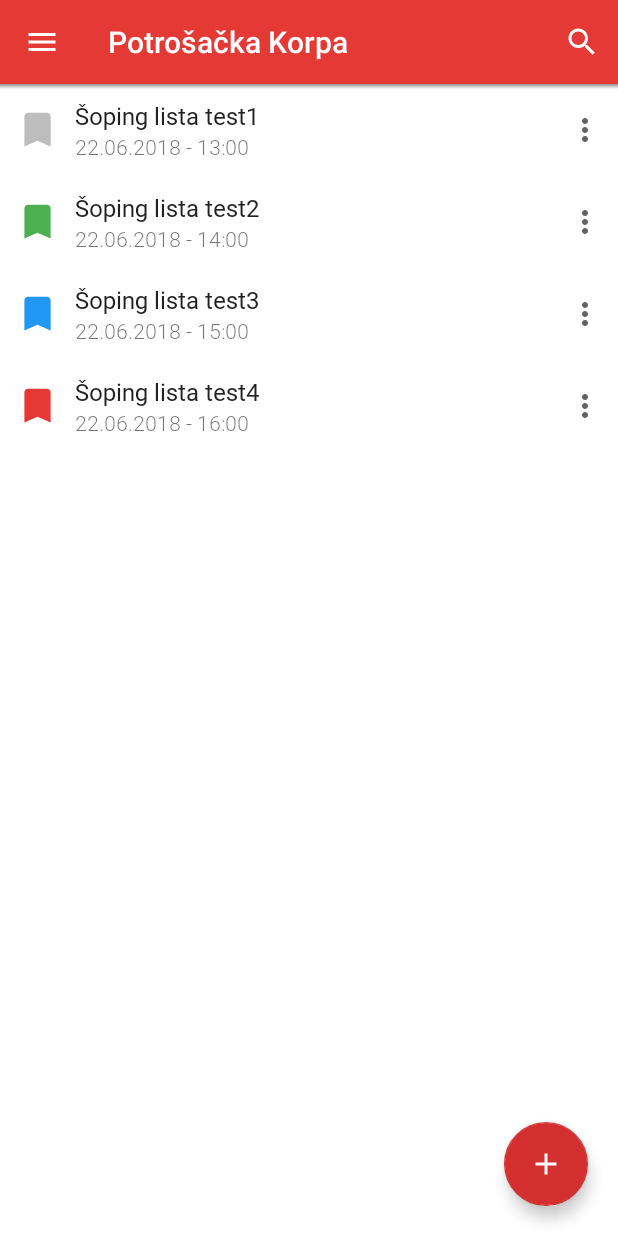
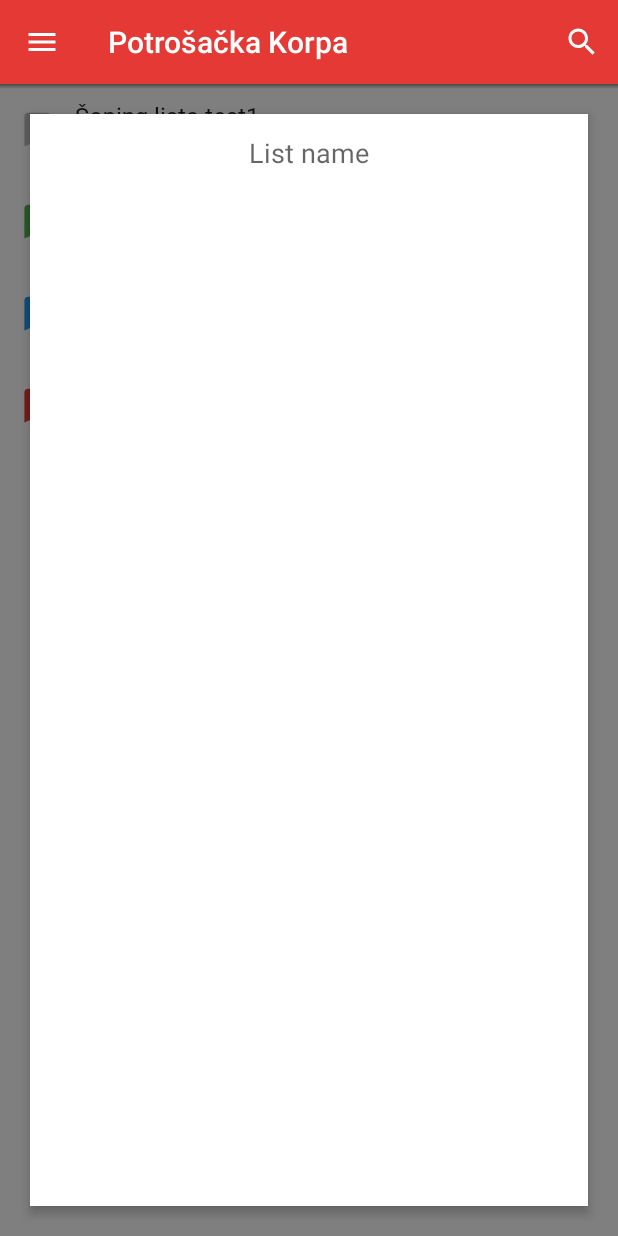
Before and after one commit to savked/Potrosacka-Korpa, an Android app: the screen it shows after launch (HomeActivity), after a tap on an icon or button, on a phone screen of 412 x 824 dp. Run offline under Robolectric (Android 15) with nearby library versions, the phone set to English and light mode, and no system bars.

Commit message:
Added new list fragment

```diff
--- a/app/build.gradle
+++ b/app/build.gradle
@@ -27,6 +27,11 @@ dependencies {
     // Material Design
     //implementation 'com.google.android.material:material:1.0.0-alpha1'
 
+    // ViewModel and LiveData
+    implementation 'android.arch.lifecycle:extensions:1.1.1'
+    // Room
+    implementation "android.arch.persistence.room:runtime:1.1.1"
+
     androidTestImplementation 'com.android.support.test:runner:1.0.2'
     androidTestImplementation 'com.android.support.test.espresso:espresso-core:3.0.2'
     implementation 'com.android.support:design:27.1.1'
--- a/app/src/main/AndroidManifest.xml
+++ b/app/src/main/AndroidManifest.xml
@@ -9,14 +9,14 @@
         android:roundIcon="@mipmap/ic_launcher_round"
         android:supportsRtl="true"
         android:theme="@style/AppTheme">
-        <activity android:name=".Screens.Activites.SplashActivity" android:theme="@style/SplashTheme">
+        <activity android:name=".SplashActivity" android:theme="@style/SplashTheme">
             <intent-filter>
                 <action android:name="android.intent.action.MAIN" />
 
                 <category android:name="android.intent.category.LAUNCHER" />
             </intent-filter>
         </activity>
-        <activity android:name=".Screens.Activites.HomeActivity"></activity>
+        <activity android:name=".HomeActivity"></activity>
     </application>
 
 </manifest>
--- a/app/src/main/java/pk/company/potrosackakorpa/Screens/Activites/HomeActivity.java
+++ b/app/src/main/java/pk/company/potrosackakorpa/HomeActivity.java
@@ -1,10 +1,13 @@
-package pk.company.potrosackakorpa.Screens.Activites;
+package pk.company.potrosackakorpa;
 
+import android.animation.Animator;
 import android.content.Context;
 import android.os.Handler;
 import android.support.annotation.NonNull;
 import android.support.design.widget.FloatingActionButton;
 import android.support.design.widget.NavigationView;
+import android.support.v4.app.FragmentManager;
+import android.support.v4.app.FragmentTransaction;
 import android.support.v4.view.GravityCompat;
 import android.support.v4.widget.DrawerLayout;
 import android.support.v7.app.ActionBar;
@@ -16,30 +19,29 @@ import android.support.v7.widget.Toolbar;
 import android.view.Menu;
 import android.view.MenuItem;
 import android.view.View;
+import android.widget.FrameLayout;
 import android.widget.Toast;
 
 import java.util.ArrayList;
-
-import pk.company.potrosackakorpa.Adapters.ListsAdapter;
-import pk.company.potrosackakorpa.Models.Lists;
-import pk.company.potrosackakorpa.R;
 
 public class HomeActivity extends AppCompatActivity {
 
     private Context context = this;
 
-    private Toolbar toolbar;
     private DrawerLayout mDrawerLayout;
 
     private RecyclerView mRecyclerView;
-    private RecyclerView.LayoutManager mLayoutManager;
 
     private ArrayList<Lists> lists = new ArrayList<>();
 
     private FloatingActionButton floatingActionButton;
 
+    private NewListFragment newListFragment;
+    private View fadeBackground;
 
-    private boolean pressedTwice = false;
+
+    private boolean pressedTwice = false; // used in onBackPressed to let user exit the app with two clicks on back button
+    private boolean isNewListVisible = false; // used to see if the "NewListFragment" is visible
 
     @Override
     protected void onCreate(Bundle savedInstanceState) {
@@ -72,13 +74,24 @@ public class HomeActivity extends AppCompatActivity {
 
         mRecyclerView.setAdapter(listAdapter);
 
-        //
-
         // FAB Handling
         floatingActionButton.setOnClickListener(new View.OnClickListener() {
             @Override
             public void onClick(View v) {
-                // Start A Screen/Fragment for New List
+                if (!isNewListVisible) {
+                    isNewListVisible = true;
+                    FragmentManager fragmentManager = getSupportFragmentManager();
+                    FragmentTransaction fragmentTransaction = fragmentManager.beginTransaction();
+
+                    newListFragment = new NewListFragment();
+                    fragmentTransaction.add(R.id.fragment_container, newListFragment);
+                    fragmentTransaction.commit();
+
+                    fadeBackground.setVisibility(View.VISIBLE);
+                    fadeBackground.animate().alpha(0.5f);
+
+                    floatingActionButton.setVisibility(View.GONE);
+                }
             }
         });
     }
@@ -100,14 +113,16 @@ public class HomeActivity extends AppCompatActivity {
     }
 
     public void initToolBar() {
-        toolbar = (Toolbar) findViewById(R.id.homeToolBar);
+        Toolbar toolbar = findViewById(R.id.homeToolBar);
         setSupportActionBar(toolbar);
         toolbar.setTitle(R.string.homeToolBarTitle);
 
         ActionBar actionBar = getSupportActionBar();
 
+        if (actionBar != null) {
             actionBar.setDisplayHomeAsUpEnabled(true);
             actionBar.setHomeAsUpIndicator(R.drawable.ic_menu);
+        }
 
         toolbar.inflateMenu(R.menu.home_toolbar_menu);
 
@@ -133,17 +148,19 @@ public class HomeActivity extends AppCompatActivity {
 
     private void initViews() {
         mDrawerLayout = findViewById(R.id.drawer_layout);
-        mRecyclerView = (RecyclerView) findViewById(R.id.listsListView);
-        floatingActionButton = (FloatingActionButton) findViewById(R.id.floatingActionButton);
+        mRecyclerView = findViewById(R.id.listsListView);
+        floatingActionButton = findViewById(R.id.floatingActionButton);
+        fadeBackground = findViewById(R.id.fadeBackground);
 
         mRecyclerView.setHasFixedSize(true);
 
-        mLayoutManager = new LinearLayoutManager(this);
+        RecyclerView.LayoutManager mLayoutManager = new LinearLayoutManager(this);
         mRecyclerView.setLayoutManager(mLayoutManager);
     }
 
     @Override
     public void onBackPressed() {
+        if (!isNewListVisible) {
             if (pressedTwice) {
                 super.onBackPressed();
                 this.finishAffinity();
@@ -158,5 +175,20 @@ public class HomeActivity extends AppCompatActivity {
                     pressedTwice = false;
                 }
             }, 2000);
+        } else {
+            floatingActionButton.setVisibility(View.VISIBLE);
+            fadeBackground.animate().alpha(0.0f);
+            fadeBackground.setVisibility(View.GONE);
+            isNewListVisible = false;
+
+
+            FragmentManager fragmentManager = getSupportFragmentManager();
+            FragmentTransaction fragmentTransaction = fragmentManager.beginTransaction();
+
+            fragmentTransaction.remove(newListFragment);
+            fragmentTransaction.commit();
+
+
         }
     }
+}
--- a/app/src/main/java/pk/company/potrosackakorpa/Models/Lists.java
+++ b/app/src/main/java/pk/company/potrosackakorpa/Lists.java
@@ -1,4 +1,4 @@
-package pk.company.potrosackakorpa.Models;
+package pk.company.potrosackakorpa;
 
 public class Lists {
     private String name;
--- a/app/src/main/java/pk/company/potrosackakorpa/Adapters/ListsAdapter.java
+++ b/app/src/main/java/pk/company/potrosackakorpa/ListsAdapter.java
@@ -1,4 +1,4 @@
-package pk.company.potrosackakorpa.Adapters;
+package pk.company.potrosackakorpa;
 
 import android.content.Context;
 import android.support.annotation.NonNull;
@@ -10,9 +10,6 @@ import android.widget.ImageView;
 import android.widget.TextView;
 
 import java.util.ArrayList;
-
-import pk.company.potrosackakorpa.Models.Lists;
-import pk.company.potrosackakorpa.R;
 
 public class ListsAdapter extends RecyclerView.Adapter<ListsAdapter.ViewHolder> {
 
--- /dev/null
+++ b/app/src/main/java/pk/company/potrosackakorpa/NewListFragment.java
@@ -0,0 +1,24 @@
+package pk.company.potrosackakorpa;
+
+import android.os.Bundle;
+import android.support.annotation.NonNull;
+import android.support.annotation.Nullable;
+import android.support.v4.app.Fragment;
+import android.view.LayoutInflater;
+import android.view.View;
+import android.view.ViewGroup;
+
+public class NewListFragment extends Fragment {
+
+    @Nullable
+    @Override
+    public View onCreateView(@NonNull LayoutInflater inflater, @Nullable ViewGroup container, @Nullable Bundle savedInstanceState) {
+        View view = inflater.inflate(R.layout.fragment_newlist, container, false);
+
+        return view;
+    }
+
+    public NewListFragment newInstance(){
+        return new NewListFragment();
+    }
+}
--- a/app/src/main/java/pk/company/potrosackakorpa/Screens/Activites/SplashActivity.java
+++ b/app/src/main/java/pk/company/potrosackakorpa/SplashActivity.java
@@ -1,4 +1,4 @@
-package pk.company.potrosackakorpa.Screens.Activites;
+package pk.company.potrosackakorpa;
 
 import android.content.Intent;
 import android.os.Handler;
--- a/app/src/main/res/layout/activity_home.xml
+++ b/app/src/main/res/layout/activity_home.xml
@@ -53,6 +53,27 @@
             app:layout_constraintBottom_toBottomOf="parent"
             app:layout_constraintEnd_toEndOf="parent" />
 
+        <View
+            android:id="@+id/fadeBackground"
+            android:layout_width="0dp"
+            android:layout_height="0dp"
+            android:visibility="gone"
+            android:alpha="0"
+            android:background="@color/black"
+            app:layout_constraintEnd_toEndOf="parent"
+            app:layout_constraintStart_toStartOf="parent"
+            app:layout_constraintTop_toBottomOf="@+id/homeToolBar"
+            app:layout_constraintBottom_toBottomOf="parent"/>
+
+        <FrameLayout
+            android:id="@+id/fragment_container"
+            android:layout_width="0dp"
+            android:layout_height="0dp"
+            app:layout_constraintEnd_toEndOf="parent"
+            app:layout_constraintStart_toStartOf="parent"
+            app:layout_constraintTop_toBottomOf="@+id/homeToolBar"
+            app:layout_constraintBottom_toBottomOf="parent"/>
+
     </android.support.constraint.ConstraintLayout>
 
     <android.support.design.widget.NavigationView
--- /dev/null
+++ b/app/src/main/res/layout/fragment_newlist.xml
@@ -0,0 +1,21 @@
+<?xml version="1.0" encoding="utf-8"?>
+<android.support.constraint.ConstraintLayout xmlns:android="http://schemas.android.com/apk/res/android"
+    xmlns:app="http://schemas.android.com/apk/res-auto"
+    android:layout_width="match_parent"
+    android:layout_height="match_parent"
+    android:layout_margin="20dp"
+    android:background="@color/white"
+    android:elevation="4dp">
+
+    <EditText
+        android:layout_width="wrap_content"
+        android:layout_height="wrap_content"
+        android:layout_marginTop="8dp"
+        android:background="@null"
+        android:hint="@string/newListName"
+        android:padding="5dp"
+        app:layout_constraintEnd_toEndOf="parent"
+        app:layout_constraintStart_toStartOf="parent"
+        app:layout_constraintTop_toTopOf="parent" />
+
+</android.support.constraint.ConstraintLayout>
--- a/app/src/main/res/values/strings.xml
+++ b/app/src/main/res/values/strings.xml
@@ -5,6 +5,8 @@
     <string name="menuItemSearch">Pretraga</string>
     <string name="menuItemMore">Više</string>
 
+    <string name="newListName">List name</string>
+
     <string name="nav_lists">Moje liste</string>
     <string name="nav_about">O aplikaciji</string>
     <string name="nav_history">Izvodi</string>
```
Lines whose indentation alone changed are shown as unchanged.
